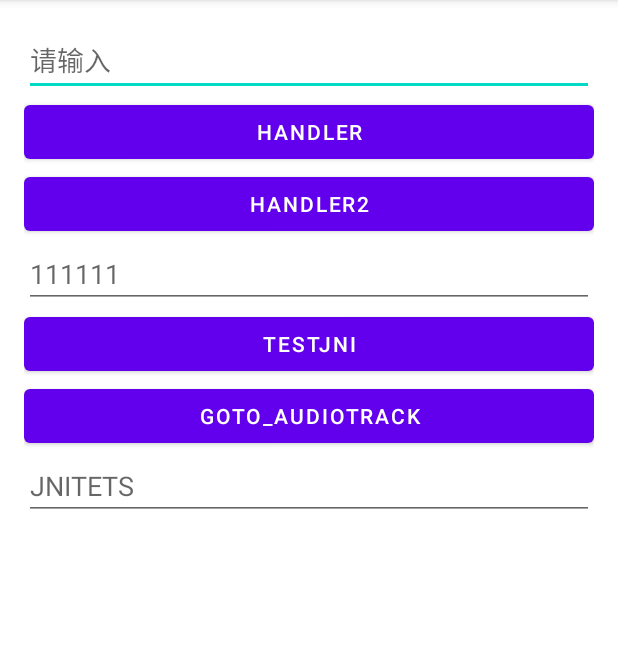
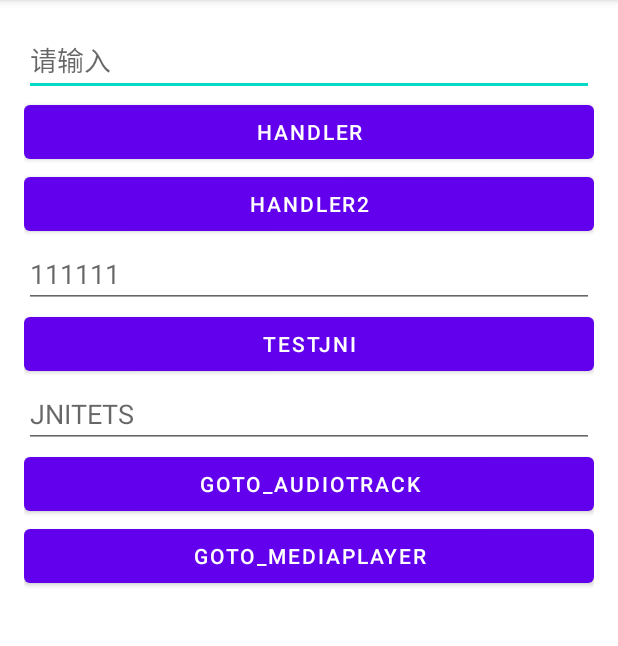
Before and after one commit to LH-1111/LH-project, an Android app: the screen it shows after launch (MainActivity), on a phone screen of 412 x 824 dp, the part 84-730 px from its top. Run offline under Robolectric (Android 15) with nearby library versions, the phone set to English and light mode, and no system bars; 1 statement that could not run was skipped.

Commit message:
Add mediaplayer test

```diff
--- a/app/src/main/AndroidManifest.xml
+++ b/app/src/main/AndroidManifest.xml
@@ -26,6 +26,10 @@
         <activity
             android:name=".audioTrack"
             android:exported="true" />
+
+        <activity
+            android:name=".MediaPlayerDemo"
+            android:exported="true" />
     </application>
 
 </manifest>
--- a/app/src/main/java/com/example/demo/MainActivity.java
+++ b/app/src/main/java/com/example/demo/MainActivity.java
@@ -141,5 +141,10 @@ public class MainActivity extends AppCompatActivity {
             Log.i("LHLOG ", "GO TO AUDIO TEST");
             startActivity(new Intent(this, audioTrack.class));
         });
+
+        findViewById(R.id.Goto_MediaPlayer).setOnClickListener(v -> {
+            Log.i("LHLOG ", "GO TO MediaPlayer TEST");
+            startActivity(new Intent(this, MediaPlayerDemo.class));
+        });
     }
 }
--- a/app/src/main/res/layout/activity_main.xml
+++ b/app/src/main/res/layout/activity_main.xml
@@ -34,17 +34,21 @@
         android:layout_height="wrap_content"
         android:text="TestJni"/>
 
-
+    <EditText
+        android:id="@+id/sample_text"
+        android:layout_width="match_parent"
+        android:layout_height="wrap_content"
+        android:hint="JNITETS"/>
     <Button
         android:id="@+id/Goto_audiotrack"
         android:layout_width="match_parent"
         android:layout_height="wrap_content"
         android:text="Goto_audiotrack"/>
 
-    <EditText
-        android:id="@+id/sample_text"
+    <Button
+        android:id="@+id/Goto_MediaPlayer"
         android:layout_width="match_parent"
         android:layout_height="wrap_content"
-        android:hint="JNITETS"/>
+        android:text="Goto_MediaPlayer"/>
 
 </LinearLayout>
```
Also changed, not shown: app/src/main/java/com/example/demo/MediaPlayerDemo.java (added, +62 -0 lines), app/src/main/java/com/example/demo/audioTrack.java (+19 -15 lines), app/src/main/res/layout/test_mediaplayer.xml (added, +12 -0 lines), 1 other file.
